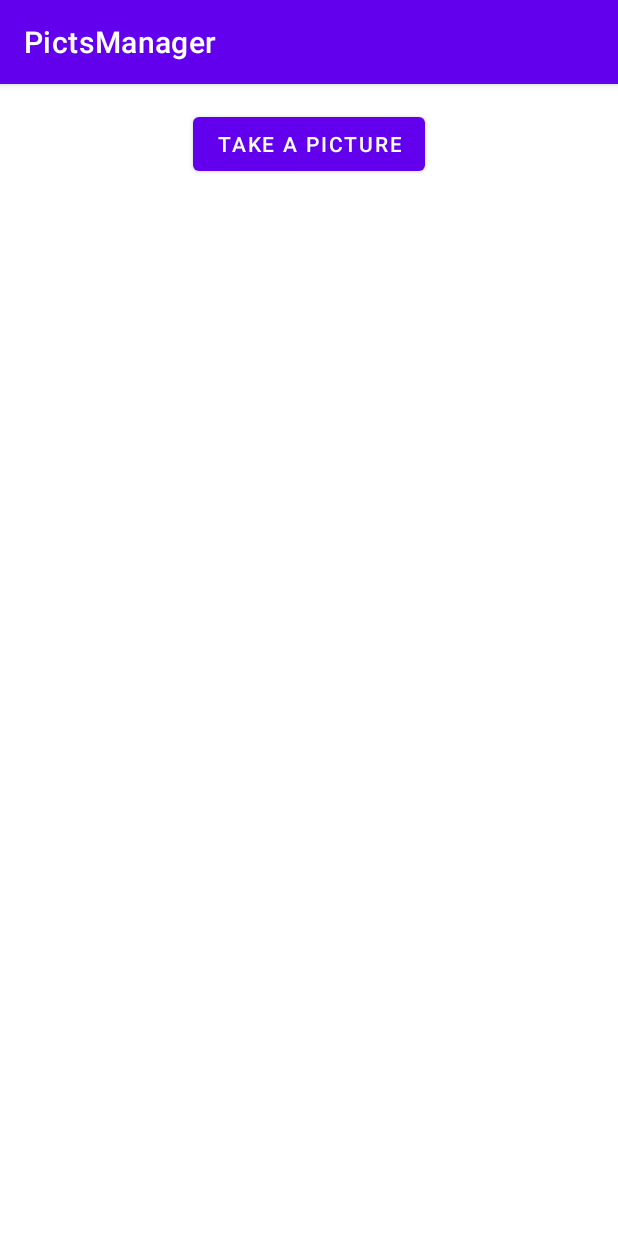
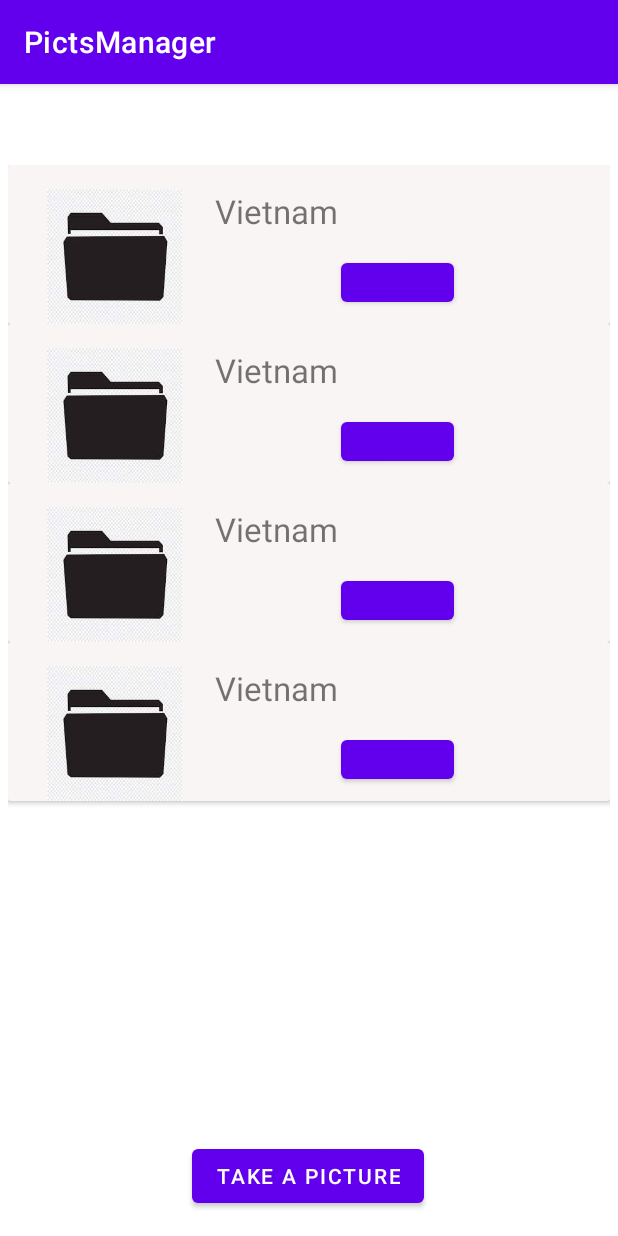
Before and after one commit to jatin-bhatia1/PictsManager_Mobile, an Android app: the MainActivity screen opened directly, with no data from a screen before it, on a phone screen of 412 x 824 dp. Run offline under Robolectric (Android 15) with nearby library versions, the phone set to English and light mode, and no system bars.

Commit message:
albums
ajout des albums

```diff
--- /dev/null
+++ b/Frontend/app/src/main/java/com/example/pictsmanager/Album.kt
@@ -0,0 +1,11 @@
+package com.example.pictsmanager
+
+internal class Album(
+    var nameAlbum: String,
+    var id: Int
+) {
+
+    override fun toString(): String {
+        return "$nameAlbum $id"
+    }
+}
--- /dev/null
+++ b/Frontend/app/src/main/java/com/example/pictsmanager/AlbumRecyclerViewAdapter.kt
@@ -0,0 +1,46 @@
+package com.example.pictsmanager
+
+import android.content.Context
+import android.view.LayoutInflater
+import android.view.View
+import android.view.ViewGroup
+import android.widget.Toast
+import androidx.recyclerview.widget.RecyclerView
+
+internal class CustomRecyclerViewAdapter(
+    private val context: Context,
+    private val albums: List<Album>
+) : RecyclerView.Adapter<AlbumViewHolder>() {
+    private val mLayoutInflater: LayoutInflater
+    override fun onCreateViewHolder(parent: ViewGroup, viewType: Int): AlbumViewHolder {
+        val recyclerViewItem = mLayoutInflater.inflate(R.layout.album_item, parent, false)
+        recyclerViewItem.setOnClickListener { v ->
+            handleRecyclerItemClick(
+                parent as RecyclerView,
+                v
+            )
+        }
+        return AlbumViewHolder(recyclerViewItem)
+    }
+
+    override fun onBindViewHolder(holder: AlbumViewHolder, position: Int) {
+        // Cet country in countries via position
+        val album = albums[position]
+        holder.albumNameView.text = album.nameAlbum
+    }
+
+    override fun getItemCount(): Int {
+        return albums.size
+    }
+
+    // Click on RecyclerView Item.
+    private fun handleRecyclerItemClick(recyclerView: RecyclerView, itemView: View) {
+        val itemPosition = recyclerView.getChildLayoutPosition(itemView)
+        val album = albums[itemPosition]
+        Toast.makeText(context, album.nameAlbum, Toast.LENGTH_LONG).show()
+    }
+
+    init {
+        mLayoutInflater = LayoutInflater.from(context)
+    }
+}
--- /dev/null
+++ b/Frontend/app/src/main/java/com/example/pictsmanager/AlbumViewHolder.kt
@@ -0,0 +1,14 @@
+package com.example.pictsmanager
+
+import android.view.View
+import android.widget.TextView
+import androidx.recyclerview.widget.RecyclerView
+
+
+class AlbumViewHolder(itemView: View) : RecyclerView.ViewHolder(itemView) {
+    var albumNameView: TextView
+
+    init {
+        albumNameView = itemView.findViewById<View>(R.id.textView_albumName) as TextView
+    }
+}
--- a/Frontend/app/src/main/java/com/example/pictsmanager/EditPicture.kt
+++ b/Frontend/app/src/main/java/com/example/pictsmanager/EditPicture.kt
@@ -2,6 +2,7 @@ package com.example.pictsmanager
 
 import android.graphics.BitmapFactory
 import android.os.Bundle
+import android.view.Window
 import android.widget.Toast
 import androidx.appcompat.app.AppCompatActivity
 import kotlinx.android.synthetic.main.edit_picture.*
@@ -10,6 +11,8 @@ import kotlinx.android.synthetic.main.edit_picture.*
 class EditPicture : AppCompatActivity() {
     override fun onCreate(savedInstanceState: Bundle?) {
         super.onCreate(savedInstanceState)
+        this.requestWindowFeature(Window.FEATURE_NO_TITLE);
+
         setContentView(R.layout.edit_picture)
         val codedPicture = intent.getByteArrayExtra("picture")
         if (codedPicture != null) {
--- a/Frontend/app/src/main/java/com/example/pictsmanager/Login.kt
+++ b/Frontend/app/src/main/java/com/example/pictsmanager/Login.kt
@@ -2,6 +2,7 @@ package com.example.pictsmanager
 
 import android.content.Intent
 import android.os.Bundle
+import android.view.Window
 import android.widget.Toast
 import androidx.appcompat.app.AppCompatActivity
 import kotlinx.android.synthetic.main.login.*
@@ -9,6 +10,8 @@ import kotlinx.android.synthetic.main.login.*
 class Login : AppCompatActivity() {
     override fun onCreate(savedInstanceState: Bundle?) {
         super.onCreate(savedInstanceState)
+        this.requestWindowFeature(Window.FEATURE_NO_TITLE);
+
         setContentView(R.layout.login)
 
         button.setOnClickListener {
--- a/Frontend/app/src/main/java/com/example/pictsmanager/MainActivity.kt
+++ b/Frontend/app/src/main/java/com/example/pictsmanager/MainActivity.kt
@@ -5,17 +5,27 @@ import android.content.Intent
 import android.graphics.Bitmap
 import android.os.Bundle
 import android.provider.MediaStore
+import android.view.Window
 import android.widget.Toast
 import androidx.appcompat.app.AppCompatActivity
+import androidx.recyclerview.widget.LinearLayoutManager
 import kotlinx.android.synthetic.main.activity_main.*
 import java.io.ByteArrayOutputStream
+
 
 private const val REQUEST_CODE = 42
 
 class MainActivity : AppCompatActivity() {
     override fun onCreate(savedInstanceState: Bundle?) {
         super.onCreate(savedInstanceState)
+        this.requestWindowFeature(Window.FEATURE_NO_TITLE);
+
         setContentView(R.layout.activity_main)
+        val albums: List<Album> = getListData()
+        recyclerView_album.setAdapter(CustomRecyclerViewAdapter(this, albums))
+
+        val linearLayoutManager = LinearLayoutManager(this, LinearLayoutManager.VERTICAL, false)
+        recyclerView_album.setLayoutManager(linearLayoutManager)
 
         btnTakePicture.setOnClickListener {
             val takePictureIntent = Intent(MediaStore.ACTION_IMAGE_CAPTURE)
@@ -38,4 +48,18 @@ class MainActivity : AppCompatActivity() {
             super.onActivityResult(requestCode,resultCode,data)
         }
     }
+
+    private fun getListData(): List<Album> {
+        val list: MutableList<Album> = ArrayList<Album>()
+        val album1 = Album("Vietnam", 1)
+        val album2 = Album("Vietnam", 2)
+        val album3 = Album("Vietnam", 3)
+        val album4 = Album("Vietnam", 4)
+
+        list.add(album1)
+        list.add(album2)
+        list.add(album3)
+        list.add(album4)
+        return list
+    }
 }
--- a/Frontend/app/src/main/res/layout/activity_main.xml
+++ b/Frontend/app/src/main/res/layout/activity_main.xml
@@ -1,5 +1,5 @@
 <?xml version="1.0" encoding="utf-8"?>
-<LinearLayout
+<androidx.constraintlayout.widget.ConstraintLayout
     xmlns:android="http://schemas.android.com/apk/res/android"
     xmlns:app="http://schemas.android.com/apk/res-auto"
     xmlns:tools="http://schemas.android.com/tools"
@@ -13,8 +13,22 @@
         android:layout_width="wrap_content"
         android:layout_height="wrap_content"
         android:layout_gravity="center_horizontal"
-        android:layout_marginTop="16dp"
-        android:text="@string/take_a_picture" />
+        android:layout_marginBottom="16dp"
+        android:text="@string/take_a_picture"
+        app:layout_constraintBottom_toBottomOf="parent"
+        app:layout_constraintEnd_toEndOf="parent"
+        app:layout_constraintHorizontal_bias="0.498"
+        app:layout_constraintStart_toStartOf="parent" />
+
+    <androidx.recyclerview.widget.RecyclerView
+        android:id='@+id/recyclerView_album'
+        android:layout_width="401dp"
+        android:layout_height="596dp"
+        app:layout_constraintBottom_toTopOf="@+id/btnTakePicture"
+        app:layout_constraintEnd_toEndOf="parent"
+        app:layout_constraintStart_toStartOf="parent"
+        app:layout_constraintTop_toTopOf="parent"
+        app:layout_constraintVertical_bias="0.502" />
 
 
-</LinearLayout>
+</androidx.constraintlayout.widget.ConstraintLayout>
--- /dev/null
+++ b/Frontend/app/src/main/res/layout/album_item.xml
@@ -0,0 +1,49 @@
+<?xml version="1.0" encoding="utf-8"?>
+<androidx.cardview.widget.CardView
+    xmlns:android="http://schemas.android.com/apk/res/android"
+    xmlns:app="http://schemas.android.com/apk/res-auto"
+    xmlns:tools="http://schemas.android.com/tools"
+    android:layout_width="match_parent"
+    android:layout_height="wrap_content"
+    app:cardBackgroundColor="#FAF5F5">
+
+    <androidx.constraintlayout.widget.ConstraintLayout
+        android:layout_width="match_parent"
+        android:layout_height="match_parent">
+
+        <ImageView
+            android:id="@+id/imageView_album"
+            android:layout_width="110sp"
+            android:layout_height="90sp"
+            android:layout_marginStart="16dp"
+            android:layout_marginTop="16dp"
+            app:layout_constraintStart_toStartOf="parent"
+            app:layout_constraintTop_toTopOf="parent"
+            app:srcCompat="@drawable/dossier"
+            tools:ignore="VectorDrawableCompat" />
+
+        <TextView
+            android:id="@+id/textView_albumName"
+            android:layout_width="243dp"
+            android:layout_height="35dp"
+            android:layout_marginEnd="16dp"
+            android:layout_marginStart="8dp"
+            android:layout_marginTop="16dp"
+            android:text="@string/album_name"
+            android:textSize="22sp"
+            app:layout_constraintEnd_toEndOf="parent"
+            app:layout_constraintStart_toEndOf="@+id/imageView_album"
+            app:layout_constraintTop_toTopOf="parent" />
+
+        <Button
+            android:id="@+id/album_delete"
+            android:layout_width="75dp"
+            android:layout_height="38dp"
+            android:layout_marginEnd="16dp"
+            android:layout_marginStart="8dp"
+            android:layout_marginTop="8dp"
+            app:layout_constraintEnd_toEndOf="parent"
+            app:layout_constraintStart_toEndOf="@+id/imageView_album"
+            app:layout_constraintTop_toBottomOf="@+id/textView_albumName" />
+    </androidx.constraintlayout.widget.ConstraintLayout>
+</androidx.cardview.widget.CardView>
--- a/Frontend/app/src/main/res/values/strings.xml
+++ b/Frontend/app/src/main/res/values/strings.xml
@@ -7,4 +7,5 @@
     <string name="username">Username</string>
     <string name="password">Password</string>
     <string name="entrer">Enter</string>
+    <string name="album_name">Album Name</string>
 </resources>
```
Also changed, not shown: Frontend/app/src/main/res/drawable-v24/dossier.jpg (added).
